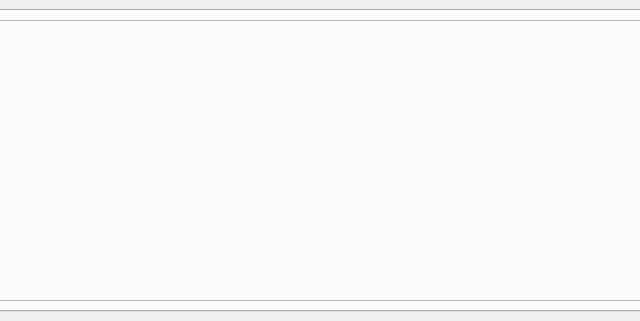
Above: designer/mainwindow.ui from mcorcos/ASSD-MUESTREO-G3 before the change; both pictures show x 244 to 884 and y 593 to 914 of the 1128 by 914 pixel window. Below: the same form after it.
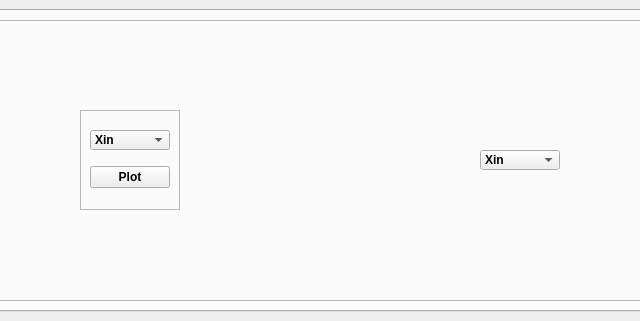
That is the form after the change. The open tabs and pages were chosen to show the change. Icons and pictures are not drawn.

```diff
--- a/designer/mainwindow.ui
+++ b/designer/mainwindow.ui
@@ -653,10 +653,123 @@
           <property name="frameShadow">
            <enum>QFrame::Raised</enum>
           </property>
-          <layout class="QHBoxLayout" name="horizontalLayout_11">
+          <layout class="QHBoxLayout" name="horizontalLayout_9">
+           <item>
+            <widget class="QFrame" name="frame_16">
+             <property name="minimumSize">
+              <size>
+               <width>100</width>
+               <height>100</height>
+              </size>
+             </property>
+             <property name="maximumSize">
+              <size>
+               <width>100</width>
+               <height>100</height>
+              </size>
+             </property>
+             <property name="frameShape">
+              <enum>QFrame::StyledPanel</enum>
+             </property>
+             <property name="frameShadow">
+              <enum>QFrame::Raised</enum>
+             </property>
+             <layout class="QVBoxLayout" name="verticalLayout_5">
+              <item>
+               <widget class="QComboBox" name="combo_node_1">
+                <property name="minimumSize">
+                 <size>
+                  <width>80</width>
+                  <height>20</height>
+                 </size>
+                </property>
+                <property name="maximumSize">
+                 <size>
+                  <width>80</width>
+                  <height>20</height>
+                 </size>
+                </property>
+                <item>
+                 <property name="text">
+                  <string>Xin</string>
+                 </property>
+                </item>
+                <item>
+                 <property name="text">
+                  <string>Node1</string>
+                 </property>
+                </item>
+                <item>
+                 <property name="text">
+                  <string>Node2</string>
+                 </property>
+                </item>
+                <item>
+                 <property name="text">
+                  <string>Node3</string>
+                 </property>
+                </item>
+                <item>
+                 <property name="text">
+                  <string>Node4</string>
+                 </property>
+                </item>
+               </widget>
+              </item>
+              <item>
+               <widget class="QPushButton" name="button_plot_multiple">
+                <property name="text">
+                 <string>Plot</string>
+                </property>
+               </widget>
+              </item>
+             </layout>
+            </widget>
+           </item>
            <item>
             <layout class="QHBoxLayout" name="layout_views"/>
            </item>
+           <item>
+            <widget class="QComboBox" name="combo_node_2">
+             <property name="minimumSize">
+              <size>
+               <width>80</width>
+               <height>20</height>
+              </size>
+             </property>
+             <property name="maximumSize">
+              <size>
+               <width>80</width>
+               <height>20</height>
+              </size>
+             </property>
+             <item>
+              <property name="text">
+               <string>Xin</string>
+              </property>
+             </item>
+             <item>
+              <property name="text">
+               <string>Node1</string>
+              </property>
+             </item>
+             <item>
+              <property name="text">
+               <string>Node2</string>
+              </property>
+             </item>
+             <item>
+              <property name="text">
+               <string>Node3</string>
+              </property>
+             </item>
+             <item>
+              <property name="text">
+               <string>Node4</string>
+              </property>
+             </item>
+            </widget>
+           </item>
           </layout>
          </widget>
         </item>
```
Left out of the diff: 2 changed lines with no effect on the pictures.
